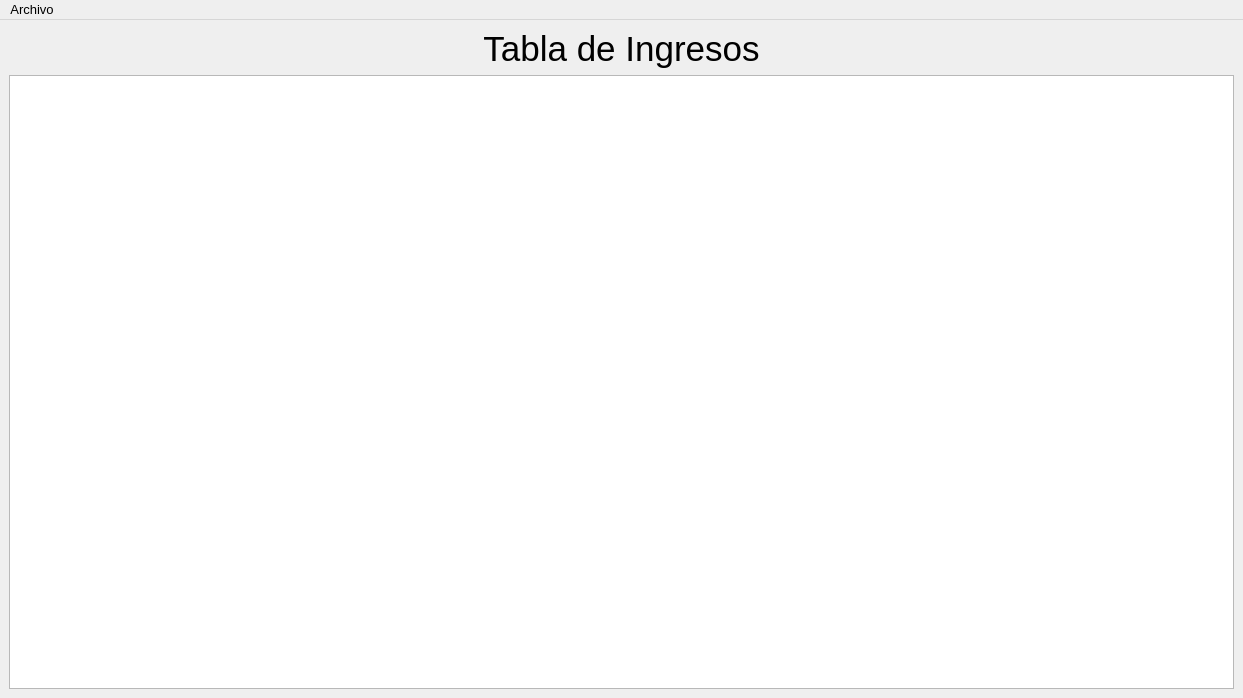
This is src/ingresos/ingresos.ui in germanbravolopez/laideal as Qt 5 draws it before an edit. The edited form follows.
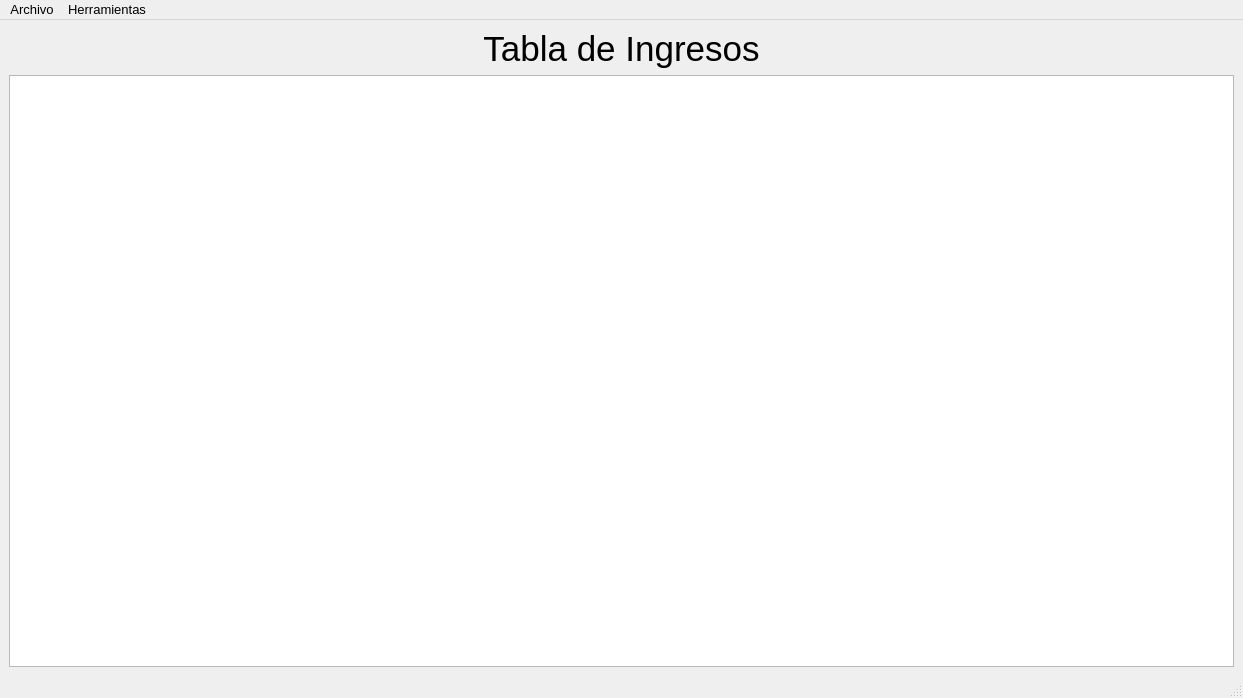
This is the edited form.

```diff
--- a/src/ingresos/ingresos.ui
+++ b/src/ingresos/ingresos.ui
@@ -103,8 +103,17 @@
     </property>
     <addaction name="actionActualizar"/>
    </widget>
+   <widget class="QMenu" name="menuHerramientas">
+    <property name="title">
+     <string>Herramientas</string>
+    </property>
+    <addaction name="actionActivar_modo_edicion"/>
+    <addaction name="actionDesactivar_modo_edicion"/>
+   </widget>
    <addaction name="menuArchivo"/>
+   <addaction name="menuHerramientas"/>
   </widget>
+  <widget class="QStatusBar" name="statusBar"/>
   <action name="actionActualizar">
    <property name="text">
     <string>Actualizar</string>
```
Left out of the diff: 13 changed lines with no effect on the pictures.
